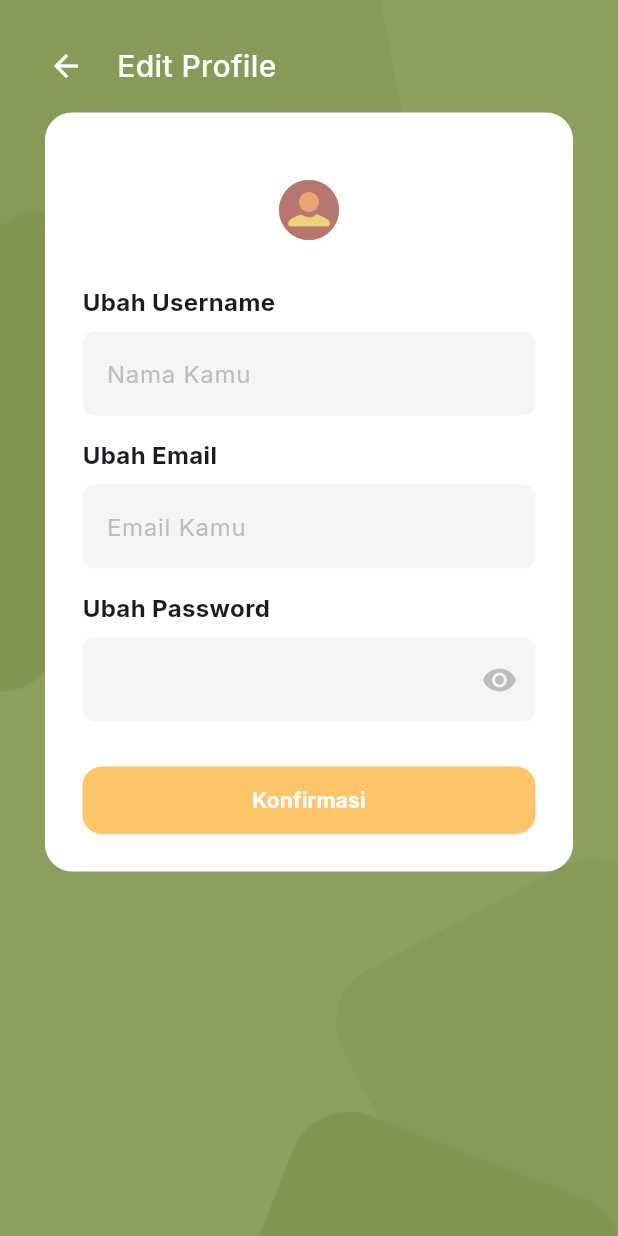
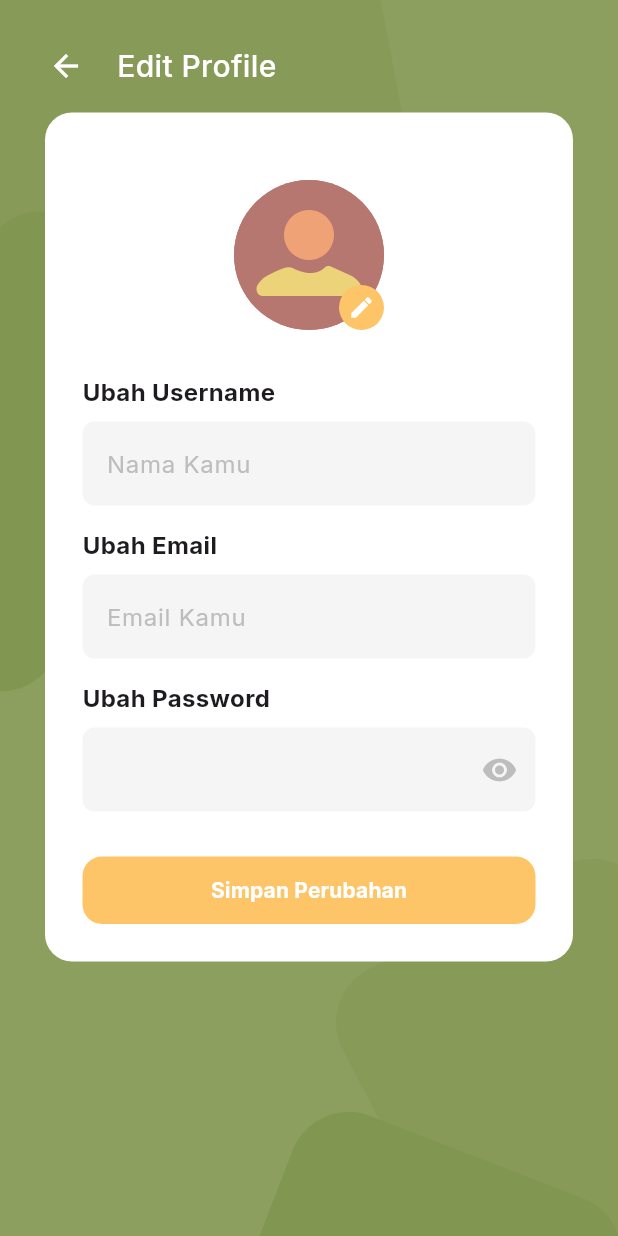
Before and after one commit to ardifx01/notehub, a Flutter app: the EditPage screen opened directly, on a phone screen of 412 x 824 dp. Run offline on Flutter 3.47's test engine with Material 3 defaults, Android fonts, the phone set to English and light mode, and no system bars; our stand-ins replace flutter_heatmap_calendar, get, google_fonts, image_cropper, image_picker, loading_animation_widget and 2 more; accounts and stored records are empty.

Commit message:
Profile Picture 1:1

```diff
--- a/lib/features/auth/domain/auth_repository.dart
+++ b/lib/features/auth/domain/auth_repository.dart
@@ -19,6 +19,6 @@ abstract class AuthRepository {
   Future<UserModel> editUser(
       int userId, String nama, String email, String? foto, String? password);
 
-  /// Upload foto ke Cloudinary, balikin URL foto
+  /// Upload foto ke Cloudinary
   Future<String> uploadFotoKeCloudinary(File pathFile);
 }
--- a/lib/features/profile/presentation/pages/edit_page.dart
+++ b/lib/features/profile/presentation/pages/edit_page.dart
@@ -33,7 +33,10 @@ class EditPage extends StatelessWidget {
               children: [
                 IconButton(
                   icon: Icon(Icons.arrow_back, color: AppColors.surfaceColor),
-                  onPressed: () => Get.back(),
+                  onPressed: () {
+                    authController.fotoBaruPath.value = null;
+                    Get.back();
+                  },
                 ),
                 SizedBox(width: 10),
                 Text("Edit Profile",
@@ -60,12 +63,10 @@ class EditPage extends StatelessWidget {
                   crossAxisAlignment: CrossAxisAlignment.start,
                   children: [
                     SizedBox(height: 20),
-                    Row(mainAxisAlignment: MainAxisAlignment.center, children: [
-                      GestureDetector(
-                        onTap: () {
-                          authController.pilihFotoPreview();
-                        },
-                        child: Obx(() {
+                    Row(
+                      mainAxisAlignment: MainAxisAlignment.center,
+                      children: [
+                        Obx(() {
                           String? fotoPreview =
                               authController.fotoBaruPath.value;
                           String? fotoUser = authController.user.value?.foto;
@@ -73,25 +74,46 @@ class EditPage extends StatelessWidget {
                           ImageProvider avatarImage;
 
                           if (fotoPreview != null) {
-                            // pakai foto preview lokal
                             avatarImage = FileImage(File(fotoPreview));
                           } else if (fotoUser != null && fotoUser.isNotEmpty) {
-                            // pakai foto dari server
                             avatarImage = NetworkImage(fotoUser);
                           } else {
-                            // pakai default
                             avatarImage =
                                 AssetImage('assets/images/default_avatar.png');
                           }
 
-                          return CircleAvatar(
-                            radius: 20,
+                          return Stack(
+                            children: [
+                              CircleAvatar(
+                                radius: 50,
                                 backgroundColor: AppColors.buttonColor2,
                                 backgroundImage: avatarImage,
+                              ),
+                              Positioned(
+                                bottom: 0,
+                                right: 0,
+                                child: GestureDetector(
+                                  onTap: () {
+                                    authController.pilihFotoPreview();
+                                  },
+                                  child: CircleAvatar(
+                                    radius: 15,
+                                    backgroundColor: AppColors
+                                        .buttonColor3, // warna lingkaran
+                                    child: Icon(
+                                      Icons.edit,
+                                      size: 18,
+                                      color: Colors.white, // warna icon
+                                    ),
+                                  ),
+                                ),
+                              ),
+                            ],
                           );
                         }),
+                      ],
                     ),
-                    ]),
+
                     SizedBox(height: 30),
 
                     // Textfield untuk username, email, password
@@ -132,8 +154,16 @@ class EditPage extends StatelessWidget {
                           controller: controller.passwordController),
                     ),
                     SizedBox(height: 30),
-                    customButton(
-                      text: "Konfirmasi",
+
+                    // Tombol konfirmasi
+                    Obx(
+                      () => customButton(
+                        text: authController.isLoading.value
+                            ? 'Menyimpan...'
+                            : 'Simpan Perubahan',
+                        color: authController.isLoading.value
+                            ? AppColors.disabledTextColor
+                            : AppColors.buttonColor3,
                         onPressed: () {
                           dialogConfirmation(
                             imagePath: 'assets/images/deco_quest.png',
@@ -149,7 +179,8 @@ class EditPage extends StatelessWidget {
                                           .isEmpty
                                       ? authController.user.value?.nama ??
                                           'Nama Error'
-                                    : controller.usernameController.text.trim(),
+                                      : controller.usernameController.text
+                                          .trim(),
                                   controller.emailController.text.trim().isEmpty
                                       ? authController.user.value?.email ??
                                           'Email Error'
@@ -158,12 +189,12 @@ class EditPage extends StatelessWidget {
                                           .trim()
                                           .isEmpty
                                       ? null
-                                    : controller.passwordController.text.trim(),
+                                      : controller.passwordController.text
+                                          .trim(),
                                 );
                                 // Membersihkan controller
                                 controller.clearControllers();
                                 // Navigasi kembali ke halaman profil
-                              Get.back();
                                 Get.back();
                                 Get.snackbar(
                                   'Sukses',
@@ -181,6 +212,7 @@ class EditPage extends StatelessWidget {
                             },
                           );
                         },
+                      ),
                     )
                   ],
                 ),
--- a/pubspec.yaml
+++ b/pubspec.yaml
@@ -44,6 +44,7 @@ dependencies:
   intl: ^0.20.2
   image_picker: ^1.2.0
   permission_handler: ^12.0.1
+  image_cropper: ^9.1.0
 
 dev_dependencies:
   flutter_test:
```
Also changed, not shown: lib/core/const/config.dart (+6 -1 lines), lib/core/network/api_client.dart (+0 -38 lines), lib/features/auth/data/auth_remotedatasource.dart (+17 -11 lines), lib/features/auth/presentation/controllers/auth_controller.dart (+28 -15 lines), lib/features/profile/presentation/pages/profile_page.dart (+7 -8 lines), lib/core/errors/exceptions.dart (deleted), lib/core/errors/failures.dart (deleted), lib/features/auth/data/auth_repo_impl.dart (line endings or trailing spaces), pubspec.lock. Lines whose indentation alone changed are shown as unchanged.
